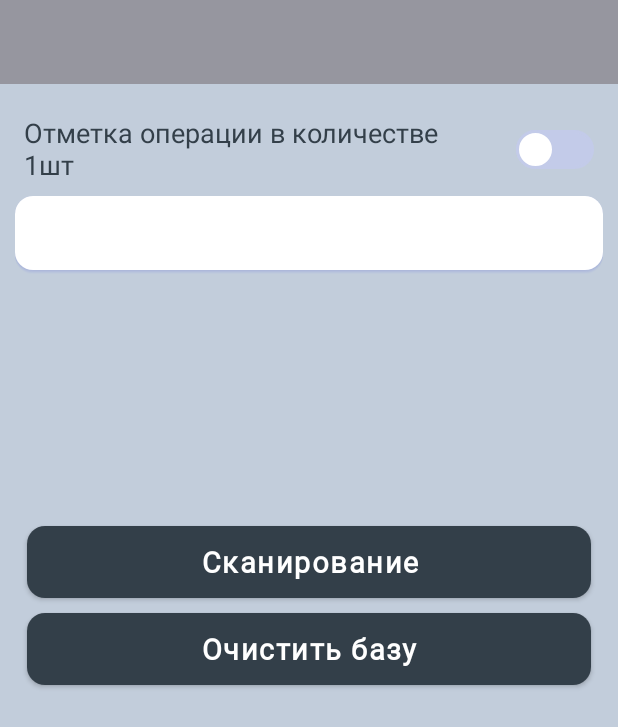
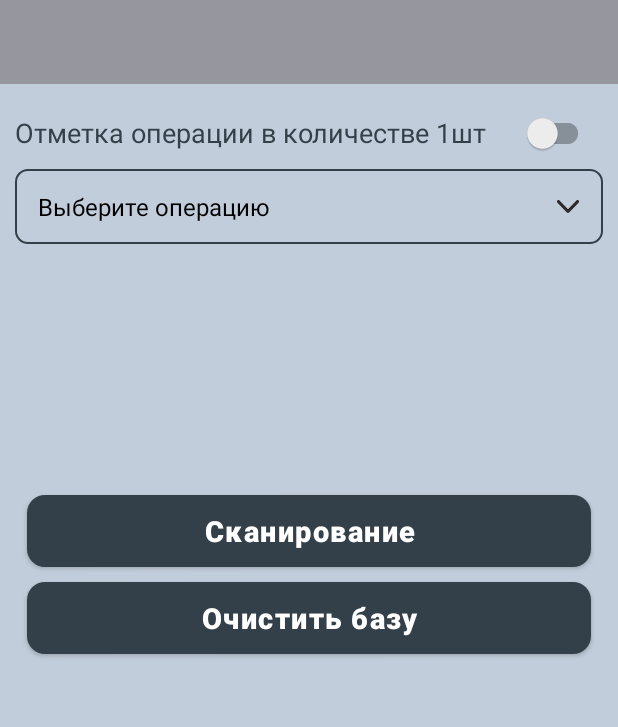
Before and after one commit to stnbv/InGlass, an Android app: the DesktopFragment screen opened through its navigation route, on a phone screen of 412 x 824 dp. Shown: the top 727 px of the screen. Run offline under Robolectric (Android 15) with nearby library versions, the phone set to English and light mode, and no system bars; our stand-ins replace Dagger/Hilt's generated code, Room's generated code, Timber, data binding, navigation-ui and 1 more; libraries missing offline, so code that uses them is left out: com.markodevcic.peko; network calls fail; pictures from the network do not load; 7 statements that could not run were skipped.

```diff
--- a/app/build.gradle
+++ b/app/build.gradle
@@ -16,7 +16,7 @@ android {
         versionCode 5
         versionName "1.0.0"
         setProperty("archivesBaseName", "RealCosmetology" + "-v" + versionName + "(" + versionCode + ")")
-        buildConfigField 'String', 'BASE_URL', "\"http://192.168.24.109:8080\""
+        buildConfigField 'String', 'BASE_URL', "\"http://192.168.0.106:8080\""
         buildConfigField 'String', 'API_ENDPOINT', "\"/api/v1/\""
     }
 }
--- a/app/src/main/kotlin/com/inglass/android/data/local/db/entities/ScanResult.kt
+++ b/app/src/main/kotlin/com/inglass/android/data/local/db/entities/ScanResult.kt
@@ -3,7 +3,6 @@ package com.inglass.android.data.local.db.entities
 import androidx.room.ColumnInfo
 import androidx.room.Entity
 import androidx.room.PrimaryKey
-import java.time.LocalDateTime
 import java.util.*
 
 @Entity(tableName = "scan_results")
@@ -16,6 +15,5 @@ data class ScanResult(
     val dateAndTime: Date,
     var employee: Long,
 //    val helpers: List<String>?,
-    @ColumnInfo(name = "has_uploaded")
     var hasUploaded: Boolean? = false
 )
--- a/app/src/main/kotlin/com/inglass/android/presentation/main/desktop/DesktopFragment.kt
+++ b/app/src/main/kotlin/com/inglass/android/presentation/main/desktop/DesktopFragment.kt
@@ -31,12 +31,10 @@ class DesktopFragment : BaseFragment<FragmentDesktopBinding, DesktopVM>(R.layout
     private lateinit var selectedMode: String
     var currentOperation: String = "Резка"
 
-
     override fun onViewCreated(view: View, savedInstanceState: Bundle?) {
         super.onViewCreated(view, savedInstanceState)
         binding.vm = viewModel
-
-
+        binding.lifecycleOwner = viewLifecycleOwner
 
         viewModel.setDataToItems(AppDatabase.getInstance(requireContext()))
 
@@ -53,18 +51,21 @@ class DesktopFragment : BaseFragment<FragmentDesktopBinding, DesktopVM>(R.layout
             viewModel.navigateToScreen(SCANNER)
         }
 
-        viewModel.userInfo.observe (viewLifecycleOwner) {
+        viewModel.userInfo.observe(viewLifecycleOwner) {
             (activity as AppActivity).setMenuPersonalInformation(it)
         }
 
         populateOperations()
-        currentOperation = OPERATIONS[0]
     }
 
-    fun populateOperations() {
+    private fun populateOperations() {
         val featureSpinner = binding.sexSpinner
 
-        val dataAdapter = ArrayAdapter(requireContext(), R.layout.spinner_style, OPERATIONS)
+        val dataAdapter = ArrayAdapter(
+            requireContext(),
+            R.layout.spinner_style,
+            viewModel.operations.value ?: mutableListOf("Выберите операцию")
+        )
         dataAdapter.setDropDownViewResource(android.R.layout.simple_spinner_dropdown_item)
         featureSpinner.adapter = dataAdapter
         featureSpinner.onItemSelectedListener = object : AdapterView.OnItemSelectedListener {
@@ -74,15 +75,20 @@ class DesktopFragment : BaseFragment<FragmentDesktopBinding, DesktopVM>(R.layout
                 pos: Int,
                 id: Long
             ) {
-                if (pos >= 0) {
+                if (pos == 0) {
+                    viewModel.isScanButtonEnable.postValue(false)
+                }
+                if (pos > 0) {
+                    viewModel.isScanButtonEnable.postValue(true)
                     selectedMode = parentView.getItemAtPosition(pos).toString()
                     currentOperation = selectedMode
                 }
             }
 
-            override fun onNothingSelected(arg0: AdapterView<*>?) {}
+            override fun onNothingSelected(arg0: AdapterView<*>?) {
+                viewModel.isScanButtonEnable.postValue(false)
+            }
         }
-
     }
 
     override fun onStart() {
--- a/app/src/main/kotlin/com/inglass/android/presentation/main/desktop/DesktopVM.kt
+++ b/app/src/main/kotlin/com/inglass/android/presentation/main/desktop/DesktopVM.kt
@@ -3,13 +3,16 @@ package com.inglass.android.presentation.main.desktop
 import androidx.lifecycle.MutableLiveData
 import androidx.lifecycle.viewModelScope
 import app.inglass.tasker.data.db.AppDatabase
+import com.inglass.android.domain.models.EmployeeAndOperationModel
 import com.inglass.android.domain.models.Helper
 import com.inglass.android.domain.models.PersonalInformationModel
 import com.inglass.android.domain.models.ScannedItemModel
+import com.inglass.android.domain.repository.interfaces.IPreferencesRepository
 import com.inglass.android.domain.usecase.personal_information.GetPersonalInformationUseCase
 import com.inglass.android.domain.usecase.reference_book.GetReferenceBookUseCase
 import com.inglass.android.domain.usecase.scanning.MakeOperationUseCase
 import com.inglass.android.domain.usecase.scanning.MakeOperationUseCase.Params
+import com.inglass.android.utils.api.core.onSuccess
 import com.inglass.android.utils.base.BaseViewModel
 import com.inglass.android.utils.navigation.DIALOGS
 import dagger.hilt.android.lifecycle.HiltViewModel
@@ -21,16 +24,18 @@ import kotlinx.coroutines.launch
 class DesktopVM @Inject constructor(
     private val getPersonalInformationUseCase: GetPersonalInformationUseCase,
     private val getReferenceBookUseCase: GetReferenceBookUseCase,
-    private val makeOperationUseCase: MakeOperationUseCase
+    private val makeOperationUseCase: MakeOperationUseCase,
+    private val preferencesRepository: IPreferencesRepository
 ) : BaseViewModel() {
 
     val userInfo = MutableLiveData<PersonalInformationModel>()
+    val isScanButtonEnable = MutableLiveData(false)
+    val operations = MutableLiveData(mutableListOf("Выберите операцию"))
 
     init {
         initViewModelWithRecycler()
         getUserInformation()
     }
-
 
     fun setDataToItems(db: AppDatabase?) {
         val recs = db?.scanResultsDao()?.getScannedItems()!!
@@ -52,7 +57,21 @@ class DesktopVM @Inject constructor(
                 userInfo.value = it
             }
 
-            println("getReferenceBookUseCase ${getReferenceBookUseCase.invoke()}")
+            val userAvailableOperationsIds = preferencesRepository.user?.availableOperations
+            var userAvailableOperations: List<EmployeeAndOperationModel?>? = null
+
+            getReferenceBookUseCase.invoke().onSuccess { allOperations ->
+                userAvailableOperations = userAvailableOperationsIds?.mapNotNull { userOperation ->
+                    allOperations.operations.find {
+                        userOperation == it.id
+                    }
+                }
+
+                userAvailableOperations?.map {
+                    operations.value?.add(it!!.name)
+                } ?: operations.value?.add("Нет доступных операция")
+            }
+
 
             makeOperationUseCase.invoke(
                 Params(
--- a/app/src/main/res/drawable/bg_transpanent_text_view.xml
+++ b/app/src/main/res/drawable/bg_transpanent_text_view.xml
@@ -1,7 +1,7 @@
 <?xml version="1.0" encoding="utf-8"?>
 <shape xmlns:android="http://schemas.android.com/apk/res/android"
     android:shape="rectangle">
-    <corners android:radius="45dp" />
+    <corners android:radius="8dp" />
     <solid android:color="@android:color/transparent" />
     <stroke
         android:width="1dp"
--- a/app/src/main/res/layout/fragment_desktop.xml
+++ b/app/src/main/res/layout/fragment_desktop.xml
@@ -20,7 +20,7 @@
             android:id="@+id/receiveNewsAndOffersTextView"
             android:layout_width="0dp"
             android:layout_height="wrap_content"
-            android:layout_marginStart="16dp"
+            android:layout_marginStart="10dp"
             android:layout_marginTop="20dp"
             android:text="@string/desktop_scan_scan_only_one_item"
             android:textColor="@color/main_black"
@@ -35,23 +35,18 @@
             android:layout_height="wrap_content"
             android:background="@null"
             android:paddingHorizontal="16dp"
-            android:thumb="@drawable/selector_switch_thumb"
             app:layout_constraintBottom_toBottomOf="@+id/receiveNewsAndOffersTextView"
             app:layout_constraintEnd_toEndOf="parent"
-            app:layout_constraintHorizontal_bias="1"
             app:layout_constraintTop_toTopOf="@+id/receiveNewsAndOffersTextView"
-            app:track="@drawable/selector_switch_track"
             app:useMaterialThemeColors="false" />
 
         <Spinner
             android:id="@+id/sexSpinner"
             android:layout_width="0dp"
-            android:layout_height="57dp"
-            android:layout_gravity="center_vertical"
+            android:layout_height="50dp"
             android:layout_marginHorizontal="10dp"
-            android:layout_marginTop="4dp"
-            android:background="@drawable/bg_edit_text"
-            android:drawableEnd="@drawable/ic_arrow_down"
+            android:layout_marginTop="12dp"
+            android:background="@drawable/bg_transpanent_text_view"
             android:includeFontPadding="true"
             android:spinnerMode="dropdown"
             android:textSize="15dp"
@@ -92,6 +87,7 @@
             android:layout_height="wrap_content"
             android:layout_marginHorizontal="18dp"
             android:layout_marginTop="20dp"
+            android:enabled="@{vm.isScanButtonEnable}"
             android:text="@string/desktop_scan_barcode"
             app:backgroundTint="@drawable/bg_tint_pressed_main_black"
             app:layout_constraintEnd_toEndOf="parent"
--- a/app/src/main/res/layout/spinner_style.xml
+++ b/app/src/main/res/layout/spinner_style.xml
@@ -1,10 +1,12 @@
 <?xml version="1.0" encoding="utf-8"?>
-<TextView
-    xmlns:android="http://schemas.android.com/apk/res/android"
-    android:textStyle="bold"
+<TextView xmlns:android="http://schemas.android.com/apk/res/android"
+    xmlns:app="http://schemas.android.com/apk/res-auto"
+    xmlns:tools="http://schemas.android.com/tools"
     android:layout_width="match_parent"
-    android:layout_height="wrap_content"
-    android:padding="1dip"
-    android:gravity="center"
-    android:textColor="#FFF"
-    android:textSize="16sp"/>
+    android:layout_height="50dp"
+    android:gravity="center_vertical"
+    android:paddingHorizontal="15dp"
+    android:textColor="@color/black"
+    android:textSize="16sp"
+    app:drawableEndCompat="@drawable/ic_arrow_down"
+    tools:text="Резка" />
--- a/app/src/main/res/values/styles.xml
+++ b/app/src/main/res/values/styles.xml
@@ -28,15 +28,10 @@
         <item name="android:paddingTop">10dp</item>
         <item name="android:paddingBottom">10dp</item>
         <item name="android:letterSpacing">0.03</item>
-        <item name="fontFamily">@font/times_new_roman</item>
     </style>
 
     <style name="Button.Rounded" parent="Button">
         <item name="cornerRadius">45dp</item>
-    </style>
-
-    <style name="Button.Rounded.Pink" parent="Button.Rounded">
-        <item name="backgroundTint">@color/pink</item>
     </style>
 
     <style name="RoundButton">
@@ -44,8 +39,6 @@
         <item name="textAllCaps">false</item>
         <item name="android:textSize">19dp</item>
         <item name="android:textStyle">bold</item>
-        <item name="fontFamily">@font/times_new_roman</item>
-        <item name="android:focusable">false</item>
         <item name="android:lineSpacingExtra">0sp</item>
         <item name="android:letterSpacing">0.05</item>
     </style>
@@ -167,7 +160,6 @@
     <!--Times new roman bold -->
     <style name="timesNewRomanBold">
         <item name="android:textStyle">bold</item>
-        <item name="fontFamily">@font/times_new_roman</item>
         <item name="android:letterSpacing">0.02</item>
     </style>
 
--- a/common.android.gradle
+++ b/common.android.gradle
@@ -110,10 +110,6 @@ dependencies {
     //ExoPlayer
     implementation libraries.exoplayer
     implementation libraries.exoplayerUi
-
-    //Debug
-    implementation libraries.leakCanary
-
 }
 
 codeQuality {
```
Also changed, not shown: app/src/main/kotlin/com/inglass/android/data/local/db/entities/Employee.kt (+9 -4 lines), app/src/main/res/drawable/ic_cloud_upload.xml (added, +10 -0 lines), versions.gradle (+2 -6 lines).
